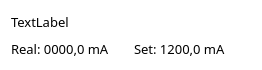
The window that multibench/widgets/foldedcontrolwidget.ui (IlyaZh/Maiman-MCBS) describes before a commit, drawn with Qt 5.
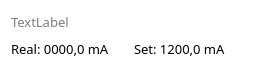
The same window after the commit.

Diff of the .ui file:
```diff
--- a/multibench/widgets/foldedcontrolwidget.ui
+++ b/multibench/widgets/foldedcontrolwidget.ui
@@ -51,6 +51,9 @@
        <pointsize>10</pointsize>
       </font>
      </property>
+     <property name="styleSheet">
+      <string notr="true">color: rgb(125, 125, 125);</string>
+     </property>
      <property name="text">
       <string>TextLabel</string>
      </property>
```
